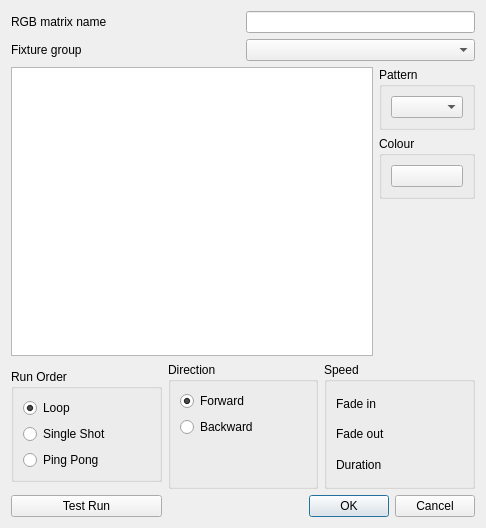
Old version of the form trunk/ui/src/rgbmatrixeditor.ui in the repository Bondzio/qlc.
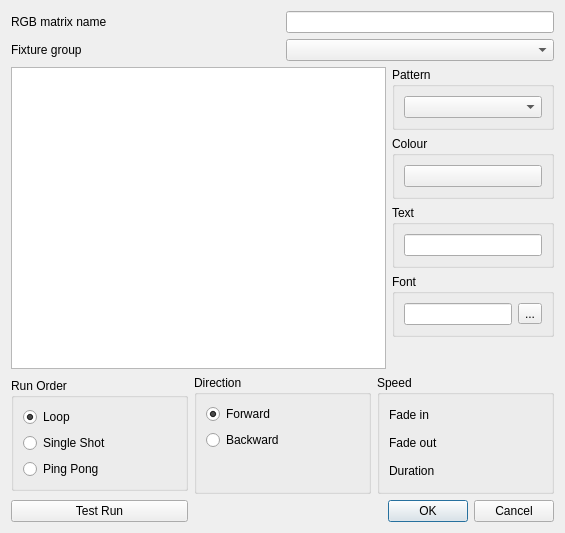
New version of the form. Icons and pictures are not drawn.

Patch:
```diff
--- a/trunk/ui/src/rgbmatrixeditor.ui
+++ b/trunk/ui/src/rgbmatrixeditor.ui
@@ -6,8 +6,8 @@
    <rect>
     <x>0</x>
     <y>0</y>
-    <width>486</width>
-    <height>528</height>
+    <width>565</width>
+    <height>533</height>
    </rect>
   </property>
   <property name="windowTitle">
@@ -109,6 +109,64 @@
          </layout>
         </widget>
        </item>
+       <item>
+        <widget class="QGroupBox" name="m_textGroup">
+         <property name="title">
+          <string>Text</string>
+         </property>
+         <layout class="QGridLayout" name="gridLayout_3">
+          <item row="0" column="0">
+           <widget class="QLineEdit" name="m_textEdit">
+            <property name="sizePolicy">
+             <sizepolicy hsizetype="Minimum" vsizetype="Fixed">
+              <horstretch>0</horstretch>
+              <verstretch>0</verstretch>
+             </sizepolicy>
+            </property>
+           </widget>
+          </item>
+         </layout>
+        </widget>
+       </item>
+       <item>
+        <widget class="QGroupBox" name="m_fontGroup">
+         <property name="title">
+          <string>Font</string>
+         </property>
+         <layout class="QHBoxLayout" name="horizontalLayout">
+          <item>
+           <widget class="QLineEdit" name="m_fontEdit">
+            <property name="sizePolicy">
+             <sizepolicy hsizetype="Minimum" vsizetype="Fixed">
+              <horstretch>0</horstretch>
+              <verstretch>0</verstretch>
+             </sizepolicy>
+            </property>
+            <property name="readOnly">
+             <bool>true</bool>
+            </property>
+           </widget>
+          </item>
+          <item>
+           <widget class="QToolButton" name="m_fontButton">
+            <property name="text">
+             <string>...</string>
+            </property>
+            <property name="icon">
+             <iconset resource="qlcui.qrc">
+              <normaloff>:/fonts.png</normaloff>:/fonts.png</iconset>
+            </property>
+            <property name="iconSize">
+             <size>
+              <width>26</width>
+              <height>26</height>
+             </size>
+            </property>
+           </widget>
+          </item>
+         </layout>
+        </widget>
+       </item>
        <item>
         <spacer name="verticalSpacer_4">
          <property name="orientation">
```
